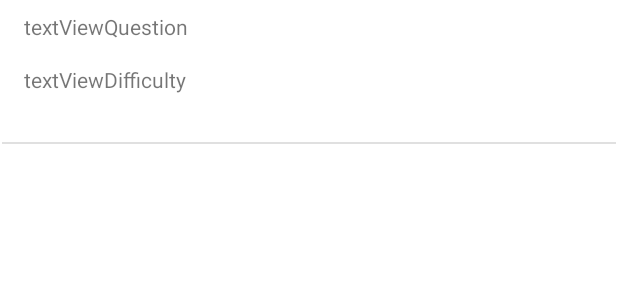
After one commit to eqiowtj/DriverSafeBC, an Android app: the layout trivia_item.xml on its own in the app's theme, with its tools: preview values and no code run, on a phone screen of 412 x 824 dp. The commit adds this screen. Shown: the top 300 px of the screen. Run offline under Robolectric (Android 15) with nearby library versions, the phone set to English and light mode, and no system bars.

Commit message:
implement recycler view

```diff
--- /dev/null
+++ b/app/src/main/res/layout/trivia_item.xml
@@ -0,0 +1,59 @@
+<?xml version="1.0" encoding="utf-8"?>
+<androidx.constraintlayout.widget.ConstraintLayout xmlns:android="http://schemas.android.com/apk/res/android"
+    xmlns:app="http://schemas.android.com/apk/res-auto"
+    xmlns:tools="http://schemas.android.com/tools"
+    android:id="@+id/triviaItemContainer"
+    android:layout_width="match_parent"
+    android:layout_height="wrap_content">
+
+    <TextView
+        android:id="@+id/textViewQuestion"
+        android:layout_width="wrap_content"
+        android:layout_height="wrap_content"
+        android:layout_marginStart="16dp"
+        android:layout_marginTop="8dp"
+        android:layout_marginBottom="8dp"
+        android:text="textViewQuestion"
+        app:layout_constraintBottom_toTopOf="@+id/textViewDifficulty"
+        app:layout_constraintStart_toStartOf="parent"
+        app:layout_constraintTop_toTopOf="parent"
+        app:layout_constraintVertical_chainStyle="packed" />
+
+    <TextView
+        android:id="@+id/textViewDifficulty"
+        android:layout_width="wrap_content"
+        android:layout_height="wrap_content"
+        android:layout_marginStart="16dp"
+        android:layout_marginTop="8dp"
+        android:layout_marginBottom="8dp"
+        android:text="textViewDifficulty"
+        app:layout_constraintBottom_toTopOf="@+id/radioGroup"
+        app:layout_constraintStart_toStartOf="parent"
+        app:layout_constraintTop_toBottomOf="@+id/textViewQuestion" />
+
+    <RadioGroup
+        android:id="@+id/radioGroup"
+        android:layout_width="0dp"
+        android:layout_height="wrap_content"
+        android:layout_marginStart="10dp"
+        android:layout_marginTop="8dp"
+        android:layout_marginEnd="10dp"
+        android:layout_marginBottom="8dp"
+        app:layout_constraintBottom_toTopOf="@+id/divider"
+        app:layout_constraintEnd_toEndOf="parent"
+        app:layout_constraintStart_toStartOf="parent"
+        app:layout_constraintTop_toBottomOf="@+id/textViewDifficulty" />
+
+    <View
+        android:id="@+id/divider"
+        android:layout_width="409dp"
+        android:layout_height="1dp"
+        android:layout_marginTop="8dp"
+        android:layout_marginBottom="8dp"
+        android:background="?android:attr/listDivider"
+        app:layout_constraintBottom_toBottomOf="parent"
+        app:layout_constraintEnd_toEndOf="parent"
+        app:layout_constraintStart_toStartOf="parent"
+        app:layout_constraintTop_toBottomOf="@+id/radioGroup" />
+
+</androidx.constraintlayout.widget.ConstraintLayout>
--- a/app/src/main/res/values/colors.xml
+++ b/app/src/main/res/values/colors.xml
@@ -7,4 +7,6 @@
     <color name="teal_700">#FF018786</color>
     <color name="black">#FF000000</color>
     <color name="white">#FFFFFFFF</color>
+    <color name="red_incorrect">#99FF0000</color>
+    <color name="green_correct">#99009F08</color>
 </resources>
```
Also changed, not shown: app/src/main/java/edu/northeastern/driversafebc/a7atyourservice/AtYourServiceActivity.java (+16 -8 lines), app/src/main/java/edu/northeastern/driversafebc/a7atyourservice/TriviaItemAdapter.java (added, +59 -0 lines), app/src/main/java/edu/northeastern/driversafebc/a7atyourservice/TriviaItemViewHolder.java (added, +81 -0 lines), app/src/main/java/edu/northeastern/driversafebc/a7atyourservice/pojo/Trivia.java (+44 -19 lines), app/src/main/java/edu/northeastern/driversafebc/a7atyourservice/pojo/TriviaResponse.java (+8 -11 lines), app/src/main/res/layout/activity_at_your_service.xml (+11 -15 lines).
